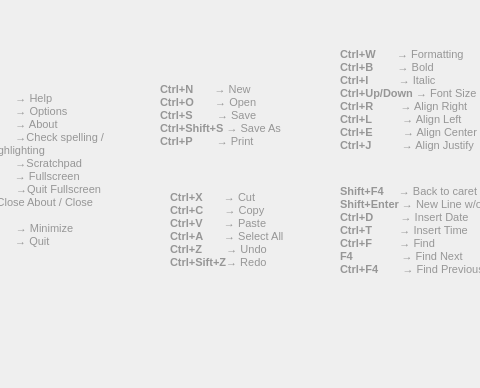
First picture: the form in src/ui/helpdialog.ui, repository dbuksbaum/TextRoom, before the edit; both pictures show x 140 to 620 and y 0 to 388 of the 745 by 388 pixel window.
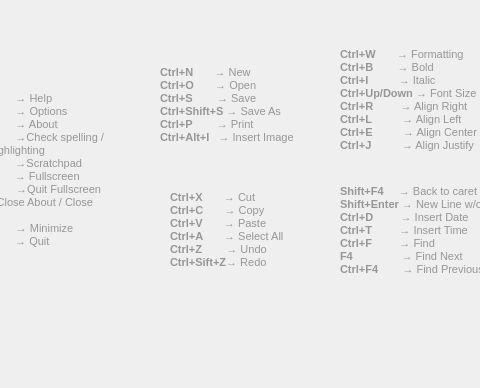
Second picture: the form after the edit. Icons and pictures are not drawn.

Commit message: Added TabStop Width, Paragraph Spacing, Insert Image attributes

What changed in the file:
```diff
--- a/src/ui/helpdialog.ui
+++ b/src/ui/helpdialog.ui
@@ -263,9 +263,9 @@
     <property name="geometry">
      <rect>
       <x>300</x>
-      <y>60</y>
+      <y>40</y>
       <width>161</width>
-      <height>91</height>
+      <height>111</height>
      </rect>
     </property>
     <property name="palette">
@@ -317,12 +317,13 @@
      <string>&lt;!DOCTYPE HTML PUBLIC &quot;-//W3C//DTD HTML 4.0//EN&quot; &quot;http://www.w3.org/TR/REC-html40/strict.dtd&quot;&gt;
 &lt;html&gt;&lt;head&gt;&lt;meta name=&quot;qrichtext&quot; content=&quot;1&quot; /&gt;&lt;style type=&quot;text/css&quot;&gt;
 p, li { white-space: pre-wrap; }
-&lt;/style&gt;&lt;/head&gt;&lt;body style=&quot; font-family:'Liberation Sans'; font-size:8pt; font-weight:400; font-style:normal;&quot;&gt;
-&lt;p style=&quot; margin-top:0px; margin-bottom:0px; margin-left:0px; margin-right:0px; -qt-block-indent:0; text-indent:0px;&quot;&gt;&lt;span style=&quot; font-weight:600;&quot;&gt;Ctrl+N &lt;/span&gt;      → New&lt;/p&gt;
-&lt;p style=&quot; margin-top:0px; margin-bottom:0px; margin-left:0px; margin-right:0px; -qt-block-indent:0; text-indent:0px;&quot;&gt;&lt;span style=&quot; font-weight:600;&quot;&gt;Ctrl+O&lt;/span&gt;       → Open&lt;/p&gt;
-&lt;p style=&quot; margin-top:0px; margin-bottom:0px; margin-left:0px; margin-right:0px; -qt-block-indent:0; text-indent:0px;&quot;&gt;&lt;span style=&quot; font-weight:600;&quot;&gt;Ctrl+S&lt;/span&gt;        → Save&lt;/p&gt;
-&lt;p style=&quot; margin-top:0px; margin-bottom:0px; margin-left:0px; margin-right:0px; -qt-block-indent:0; text-indent:0px;&quot;&gt;&lt;span style=&quot; font-weight:600;&quot;&gt;Ctrl+Shift+S&lt;/span&gt; → Save As&lt;/p&gt;
-&lt;p style=&quot; margin-top:0px; margin-bottom:0px; margin-left:0px; margin-right:0px; -qt-block-indent:0; text-indent:0px;&quot;&gt;&lt;span style=&quot; font-weight:600;&quot;&gt;Ctrl+P       &lt;/span&gt; → Print&lt;/p&gt;&lt;/body&gt;&lt;/html&gt;</string>
+&lt;/style&gt;&lt;/head&gt;&lt;body style=&quot; font-family:'Ubuntu'; font-size:8pt; font-weight:400; font-style:normal;&quot;&gt;
+&lt;p style=&quot; margin-top:0px; margin-bottom:0px; margin-left:0px; margin-right:0px; -qt-block-indent:0; text-indent:0px;&quot;&gt;&lt;span style=&quot; font-family:'Liberation Sans'; font-weight:600;&quot;&gt;Ctrl+N &lt;/span&gt;&lt;span style=&quot; font-family:'Liberation Sans';&quot;&gt;      → New&lt;/span&gt;&lt;/p&gt;
+&lt;p style=&quot; margin-top:0px; margin-bottom:0px; margin-left:0px; margin-right:0px; -qt-block-indent:0; text-indent:0px;&quot;&gt;&lt;span style=&quot; font-family:'Liberation Sans'; font-weight:600;&quot;&gt;Ctrl+O&lt;/span&gt;&lt;span style=&quot; font-family:'Liberation Sans';&quot;&gt;       → Open&lt;/span&gt;&lt;/p&gt;
+&lt;p style=&quot; margin-top:0px; margin-bottom:0px; margin-left:0px; margin-right:0px; -qt-block-indent:0; text-indent:0px;&quot;&gt;&lt;span style=&quot; font-family:'Liberation Sans'; font-weight:600;&quot;&gt;Ctrl+S&lt;/span&gt;&lt;span style=&quot; font-family:'Liberation Sans';&quot;&gt;        → Save&lt;/span&gt;&lt;/p&gt;
+&lt;p style=&quot; margin-top:0px; margin-bottom:0px; margin-left:0px; margin-right:0px; -qt-block-indent:0; text-indent:0px;&quot;&gt;&lt;span style=&quot; font-family:'Liberation Sans'; font-weight:600;&quot;&gt;Ctrl+Shift+S&lt;/span&gt;&lt;span style=&quot; font-family:'Liberation Sans';&quot;&gt; → Save As&lt;/span&gt;&lt;/p&gt;
+&lt;p style=&quot; margin-top:0px; margin-bottom:0px; margin-left:0px; margin-right:0px; -qt-block-indent:0; text-indent:0px;&quot;&gt;&lt;span style=&quot; font-family:'Liberation Sans'; font-weight:600;&quot;&gt;Ctrl+P       &lt;/span&gt;&lt;span style=&quot; font-family:'Liberation Sans';&quot;&gt; → Print&lt;/span&gt;&lt;/p&gt;
+&lt;p style=&quot; margin-top:0px; margin-bottom:0px; margin-left:0px; margin-right:0px; -qt-block-indent:0; text-indent:0px;&quot;&gt;&lt;span style=&quot; font-family:'Liberation Sans'; font-weight:600;&quot;&gt;Ctrl+Alt+I&lt;/span&gt;&lt;span style=&quot; font-family:'Liberation Sans';&quot;&gt;   &lt;/span&gt;&lt;span style=&quot; font-family:'Liberation Sans';&quot;&gt;→ Insert Image&lt;/span&gt;&lt;/p&gt;&lt;/body&gt;&lt;/html&gt;</string>
     </property>
     <property name="wordWrap">
      <bool>true</bool>
```
The commit also changes 5 other files.
